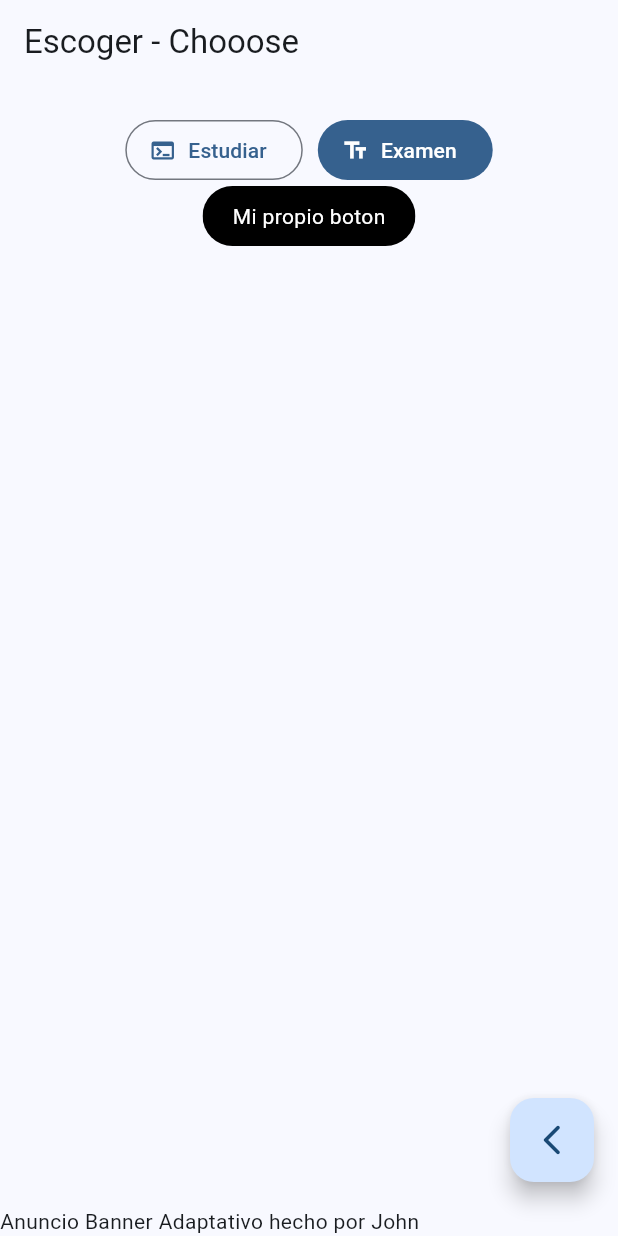
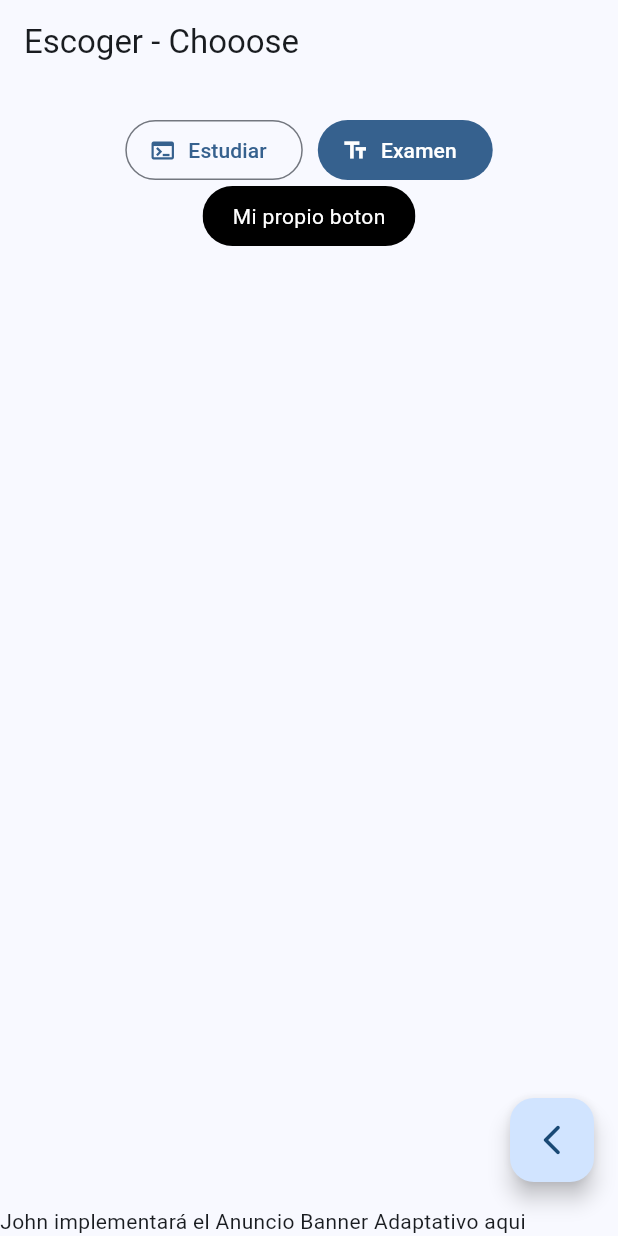
Before and after one commit to khrypton/simulacro, a Flutter app: the ChooseScreen screen opened by its route, on a phone screen of 412 x 824 dp. Run offline on Flutter 3.47's test engine with Material 2 defaults, Android fonts, the phone set to English and light mode, and no system bars; our stand-ins replace go_router.

Commit message:
Mensaje para todos de John

```diff
--- a/lib/screens/choose_screen.dart
+++ b/lib/screens/choose_screen.dart
@@ -17,7 +17,7 @@ class ChooseScreen extends StatelessWidget {
           context.pop();
         },
       ),
-      bottomNavigationBar: const Text("Anuncio Banner Adaptativo hecho por John"),
+      bottomNavigationBar: const Text("John implementará el Anuncio Banner Adaptativo aqui"),
     );
   }
 }
```
